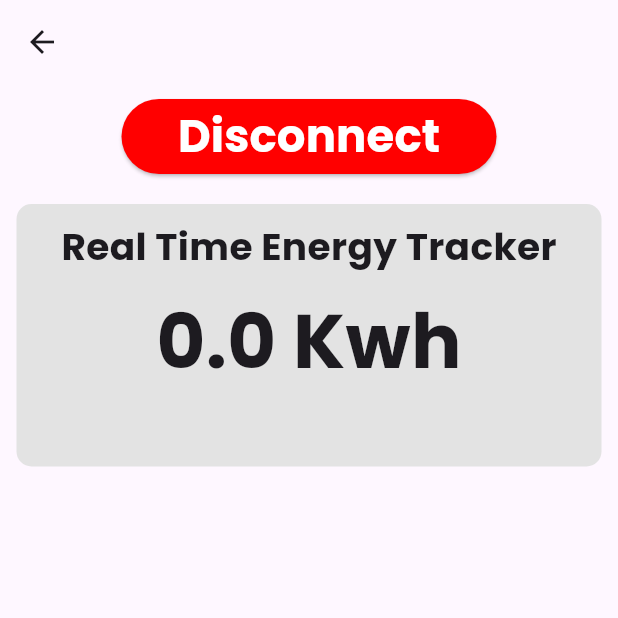
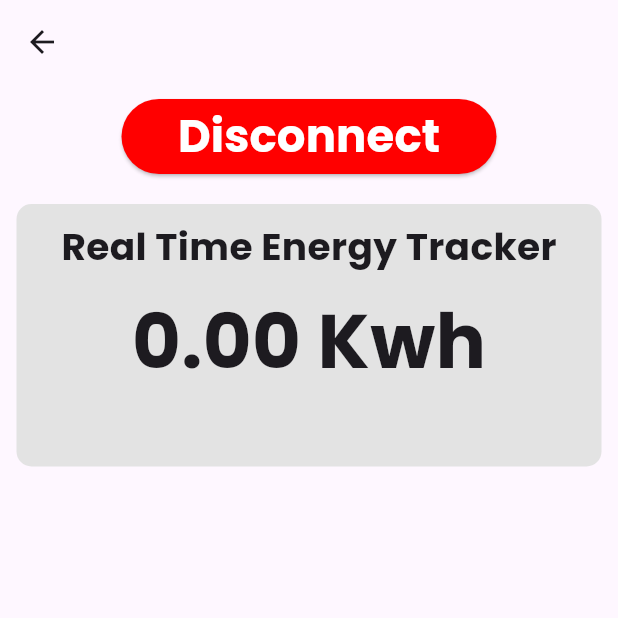
Before and after one commit to SathruwanCooray/SmartEnergi_Mobile_Application, a Flutter app: the DeviceDashboard screen opened directly with empty values, after a tap on "Connect", on a phone screen of 412 x 824 dp, the top half of it. Run offline on Flutter 3.47's test engine with Material 3 defaults, Android fonts, the phone set to English and light mode, and no system bars; our stand-ins replace cloud_firestore, firebase_auth, firebase_core, firebase_database; missing offline and left inert: dart:ffi; accounts and stored records are empty.

Commit message:
Improved device data handling

```diff
--- a/smartenergi/lib/Pages/deviceDashboard_page.dart
+++ b/smartenergi/lib/Pages/deviceDashboard_page.dart
@@ -88,16 +88,38 @@ class _DeviceDashboardState extends State<DeviceDashboard> {
   }
 
   void toggleConnection() {
-    setState(() {
-      if (connectionState == "Disconnected") {
+    if (connectionState == "Disconnected") {
+      setState(() {
         connectionState = "Connected";
         isConnected = true; // Update isConnected when connected
-      } else if (connectionState == "Connected") {
+      });
+
+      // Perform Firestore update
+      FirebaseFirestore.instance
+          .collection('System-Verified-Modules')
+          .doc('XQCTF')
+          .update({
+        'CurrentlyConnected': widget.deviceName.toUpperCase()
+      }).catchError((error) {
+        print('Error updating field: $error');
+      });
+    } else if (connectionState == "Connected") {
+      setState(() {
         connectionState = "Disconnected";
         isConnected = false; // Update isConnected when disconnected
         realTimeValue = 0;
-      }
-    });
+      });
+
+      // Perform Firestore update
+      FirebaseFirestore.instance
+          .collection('System-Verified-Modules')
+          .doc('XQCTF')
+          .update({
+        'CurrentlyConnected': "NONE"
+      }).catchError((error) {
+        print('Error updating field: $error');
+      });
+    }
   }
 
   @override
@@ -171,7 +193,7 @@ class _DeviceDashboardState extends State<DeviceDashboard> {
                       height: 10,
                     ),
                     Text(
-                      "$realTimeValue Kwh",
+                      "${realTimeValue.toStringAsFixed(2)} Kwh",
                       style: const TextStyle(
                         fontFamily: 'Poppins',
                         fontSize: 50,
```
Also changed, not shown: 1 other file.
